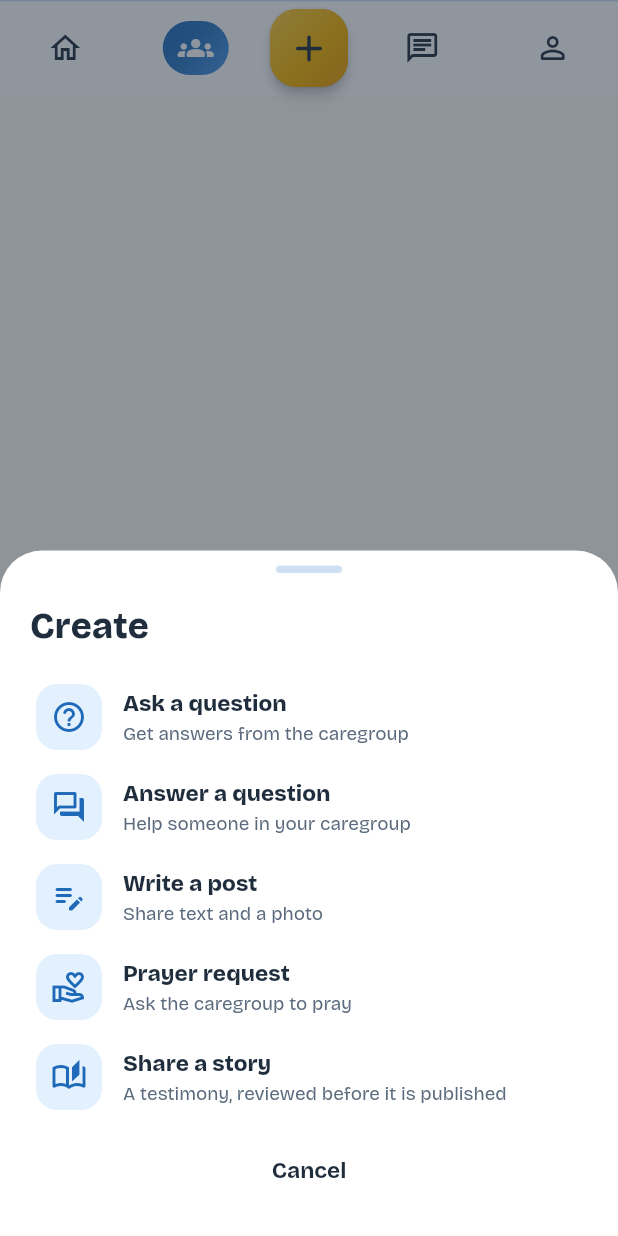
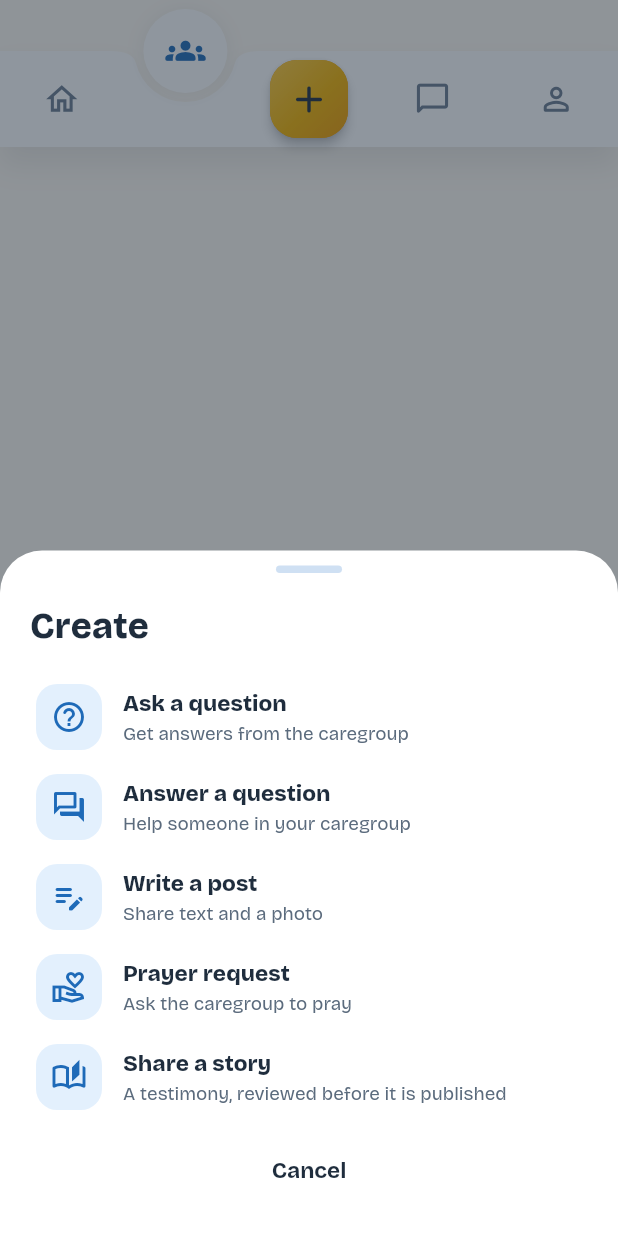
Before and after one commit to TwinPeta/FOCUS-Discipleship-App, a Flutter app: the AppBottomNav widget shown alone on an empty page, opened directly, after a tap on the "add" icon, on a phone screen of 412 x 824 dp. Run offline on Flutter 3.47's test engine with Material 3 defaults, Android fonts, the phone set to English and light mode, and no system bars; our stand-ins replace connectivity_plus, firebase_core, firebase_messaging, flutter_image_compress, flutter_local_notifications, flutter_riverpod and 9 more; missing offline and left inert: app_badge_plus; accounts and stored records are empty; network calls fail.

Commit message:
feat(mobile): notched bottom navigation with raised selected tab
Per nav/re-design.jpg and nav/nav_guide.md: the bar is one seamless white
surface (no top rule, a soft shadow instead) with a smooth circular notch
under the selected destination, which rises out of it as a white circle
with its filled icon in blue and its label below. Other destinations show
outline icons in the muted colour. Create stays the centred gold action.
The selected circle rises briefly on arrival (off with reduced motion).
Messages uses the chat-bubble outline/filled pair, matching the hub
header's chat icon.

Co-Authored-By: Claude Opus 5.5 <noreply@anthropic.com>

```diff
--- a/mobile/lib/core/widgets/app_bottom_nav.dart
+++ b/mobile/lib/core/widgets/app_bottom_nav.dart
@@ -9,7 +9,6 @@ import '../../features/create/presentation/create_menu_sheet.dart';
 import '../../features/messaging/presentation/providers/messaging_providers.dart';
 import '../theme/app_colors.dart';
 import '../theme/app_gradients.dart';
-import '../theme/app_radii.dart';
 import '../theme/app_text_styles.dart';
 import '../push/app_icon_badge.dart';
 import 'count_badge.dart';
@@ -18,7 +17,18 @@ import '../router/navigation.dart';
 /// The four top-level destinations.
 enum AppTab { home, communities, messages, profile }
 
-const _navHeight = 64.0;
+/// Height of the white bar (above the safe-area inset).
+const _barHeight = 64.0;
+
+/// The selected destination's raised white circle.
+const _circleSize = 56.0;
+
+/// Gap between the circle and the notch cut into the bar around it.
+const _notchGap = 6.0;
+
+/// Room above the bar for the half of the circle that rises out of it.
+const _rise = _circleSize / 2 + 6;
+
 const _createSize = 52.0;
 
 /// Largest text scale for tab labels inside the fixed-height bar.
@@ -28,10 +38,69 @@ const _maxLabelScale = 1.3;
 String? approvedCommunityId(Membership m) =>
     m.status == MembershipStatus.approved ? m.communityId : null;
 
-/// Bottom navigation on the top-level screens (roadmap A1.1):
-/// Home (General campus feed) | Communities (the hub, as in the design) |
-/// Messages | Profile, with a centre Create button
-/// that opens the Create menu. The label shows on the selected tab only.
+/// One destination of the bar.
+class _Dest {
+  const _Dest(
+    this.tab,
+    this.icon,
+    this.selectedIcon,
+    this.label,
+    this.tooltip, {
+    this.showLabel = true,
+  });
+
+  final AppTab tab;
+
+  /// Outline when not selected, filled when selected.
+  final IconData icon;
+  final IconData selectedIcon;
+  final String label;
+  final String tooltip;
+
+  /// When false the tab never shows its text, only the icon.
+  final bool showLabel;
+}
+
+const _destinations = [
+  _Dest(
+    AppTab.home,
+    Icons.home_outlined,
+    Icons.home_rounded,
+    'Home',
+    'Home: campus feed',
+  ),
+  _Dest(
+    AppTab.communities,
+    Icons.groups_outlined,
+    Icons.groups_rounded,
+    'Caregroups',
+    'Your caregroup',
+    // Icon only (product decision); screen readers still hear it.
+    showLabel: false,
+  ),
+  _Dest(
+    AppTab.messages,
+    Icons.chat_bubble_outline_rounded,
+    Icons.chat_bubble_rounded,
+    'Messages',
+    'Messages',
+  ),
+  _Dest(
+    AppTab.profile,
+    Icons.person_outline_rounded,
+    Icons.person_rounded,
+    'Profile',
+    'My profile',
+  ),
+];
+
+/// Bottom navigation on the top-level screens (`nav/re-design.jpg`,
+/// `nav/nav_guide.md`): Home | Caregroups | Create | Messages | Profile in
+/// five equal columns. The bar is one seamless white surface (no top
+/// rule); the selected destination rises out of it as a white circle with
+/// a filled blue icon, sitting in a smooth notch cut into the bar, with its
+/// label below. Other destinations show outline icons. The centre Create
+/// button is an action (opens the Create menu), never the selected tab.
 /// Uses `go`, so switching tabs never grows the back stack.
 class AppBottomNav extends ConsumerWidget {
   const AppBottomNav({
@@ -67,103 +136,142 @@ class AppBottomNav extends ConsumerWidget {
       });
     }
 
-    Widget tab(
-      AppTab t,
-      IconData icon,
-      IconData selectedIcon,
-      String label,
-      String tooltip, {
-      bool showLabel = true,
-      int badge = 0,
-    }) => Expanded(
-      child: _NavTab(
-        icon: icon,
-        selectedIcon: selectedIcon,
-        label: label,
-        tooltip: tooltip,
-        showLabel: showLabel,
-        badge: badge,
-        selected: t == current,
-        onTap: () => select(t),
-      ),
-    );
     final unreadMessages = ref.watch(unreadMessageCountProvider);
     // The phone's home-screen icon shows the same total (like WhatsApp).
     // Skipped when the number has not changed.
     updateAppIconBadge(unreadMessages);
+    int badgeOf(AppTab t) => t == AppTab.messages ? unreadMessages : 0;
 
-    return DecoratedBox(
-      decoration: BoxDecoration(
+    // Column of each destination: the Create action takes the middle one.
+    int slotOf(AppTab t) => switch (t) {
+      AppTab.home => 0,
+      AppTab.communities => 1,
+      AppTab.messages => 3,
+      AppTab.profile => 4,
+    };
+    final selected = _destinations.firstWhere((d) => d.tab == current);
+    final bottomInset = MediaQuery.paddingOf(context).bottom;
+    final reduceMotion = MediaQuery.disableAnimationsOf(context);
+
+    return SizedBox(
+      height: _rise + _barHeight + bottomInset,
+      child: LayoutBuilder(
+        builder: (context, constraints) {
+          final slotWidth = constraints.maxWidth / 5;
+          final centerX = slotWidth * (slotOf(current) + 0.5);
+          Widget slot(_Dest d) => Expanded(
+            child: _NavTab(
+              dest: d,
+              selected: d.tab == current,
+              badge: badgeOf(d.tab),
+              onTap: () => select(d.tab),
+            ),
+          );
+          return Stack(
+            clipBehavior: Clip.none,
+            children: [
+              // The bar: one white surface, notched under the selected tab.
+              Positioned.fill(
+                top: _rise,
+                child: CustomPaint(
+                  painter: _NotchedBarPainter(
+                    notchCenterX: centerX,
                     color: AppColors.white,
-        border: Border(top: BorderSide(color: AppColors.inputBorder)),
+                    shadow: AppColors.ink.withValues(alpha: 0.16),
                   ),
-      child: SafeArea(
-        top: false,
-        child: SizedBox(
-          height: _navHeight,
+                ),
+              ),
+              Positioned(
+                top: _rise,
+                left: 0,
+                right: 0,
+                height: _barHeight,
                 child: Row(
                   children: [
-              tab(
-                AppTab.home,
-                Icons.home_outlined,
-                Icons.home_rounded,
-                'Home',
-                'Home: campus feed',
-              ),
-              tab(
-                AppTab.communities,
-                Icons.groups_outlined,
-                Icons.groups_rounded,
-                'Caregroups',
-                'Your caregroup',
-                // Icon only (product decision); screen readers still hear it.
-                showLabel: false,
-              ),
-              const _CreateButton(),
-              tab(
-                AppTab.messages,
-                Icons.chat_outlined,
-                Icons.chat_rounded,
-                'Messages',
-                'Messages',
-                badge: unreadMessages,
-              ),
-              tab(
-                AppTab.profile,
-                Icons.person_outline_rounded,
-                Icons.person_rounded,
-                'Profile',
-                'My profile',
-              ),
+                    slot(_destinations[0]),
+                    slot(_destinations[1]),
+                    const Expanded(child: Center(child: _CreateButton())),
+                    slot(_destinations[2]),
+                    slot(_destinations[3]),
                   ],
                 ),
               ),
+              // The selected destination's raised circle.
+              Positioned(
+                left: centerX - _circleSize / 2,
+                top: _rise - _circleSize / 2,
+                child: TweenAnimationBuilder<double>(
+                  tween: Tween(begin: reduceMotion ? 1 : 0, end: 1),
+                  duration: reduceMotion
+                      ? Duration.zero
+                      : const Duration(milliseconds: 280),
+                  curve: Curves.easeOutBack,
+                  builder: (context, t, child) => Transform.translate(
+                    offset: Offset(0, (1 - t) * 14),
+                    child: child,
+                  ),
+                  child: _RaisedCircle(
+                    dest: selected,
+                    badge: badgeOf(selected.tab),
+                    onTap: () => select(selected.tab),
+                  ),
+                ),
+              ),
+            ],
+          );
+        },
       ),
     );
   }
 }
 
+/// The white bar with a smooth circular notch around the raised circle,
+/// and a soft shadow along its top edge instead of a separating line.
+class _NotchedBarPainter extends CustomPainter {
+  const _NotchedBarPainter({
+    required this.notchCenterX,
+    required this.color,
+    required this.shadow,
+  });
+
+  final double notchCenterX;
+  final Color color;
+  final Color shadow;
+
+  @override
+  void paint(Canvas canvas, Size size) {
+    final path = const CircularNotchedRectangle().getOuterPath(
+      Offset.zero & size,
+      Rect.fromCircle(
+        center: Offset(notchCenterX, 0),
+        radius: _circleSize / 2 + _notchGap,
+      ),
+    );
+    canvas
+      ..drawShadow(path, shadow, 6, false)
+      ..drawPath(path, Paint()..color = color);
+  }
+
+  @override
+  bool shouldRepaint(_NotchedBarPainter old) =>
+      old.notchCenterX != notchCenterX ||
+      old.color != color ||
+      old.shadow != shadow;
+}
+
+/// A destination's place in the bar. Not selected: its outline icon.
+/// Selected: the raised circle sits above, and the label shows here.
 class _NavTab extends StatelessWidget {
   const _NavTab({
-    required this.icon,
-    required this.selectedIcon,
-    required this.label,
-    required this.tooltip,
+    required this.dest,
     required this.selected,
     required this.onTap,
-    this.showLabel = true,
     this.badge = 0,
   });
 
-  final IconData icon;
-  final IconData selectedIcon;
-  final String label;
-  final String tooltip;
+  final _Dest dest;
   final bool selected;
   final VoidCallback onTap;
-
-  /// When false the tab never shows its text, only the icon.
-  final bool showLabel;
 
   /// Unread count shown on the icon (0: none).
   final int badge;
@@ -173,62 +281,117 @@ class _NavTab extends StatelessWidget {
     return Semantics(
       button: true,
       selected: selected,
-      label: badge > 0 ? '$label, $badge unread' : label,
+      label: badge > 0 ? '${dest.label}, $badge unread' : dest.label,
       excludeSemantics: true,
       child: Tooltip(
-        message: tooltip,
+        message: dest.tooltip,
         child: InkWell(
           onTap: onTap,
-          child: Center(
-            child: AnimatedContainer(
-              duration: const Duration(milliseconds: 180),
-              padding: EdgeInsets.symmetric(
-                horizontal: selected ? 10 : 8,
-                vertical: 6,
-              ),
-              decoration: BoxDecoration(
-                color: selected ? null : Colors.transparent,
-                gradient: AppGradients.selected(selected),
-                borderRadius: BorderRadius.circular(AppRadii.pill),
-              ),
-              child: Column(
-                mainAxisSize: MainAxisSize.min,
-                children: [
-                  Stack(
-                    clipBehavior: Clip.none,
-                    children: [
-                      Icon(
-                        selected ? selectedIcon : icon,
-                        color: selected ? AppColors.onPrimary : AppColors.ink,
-                      ),
-                      if (badge > 0)
-                        Positioned(
-                          top: -8,
-                          right: -12,
-                          child: CountBadge(count: badge),
-                        ),
-                    ],
-                  ),
-                  if (selected && showLabel)
-                    Text(
-                      label,
+          customBorder: const CircleBorder(),
+          child: SizedBox.expand(
+            child: selected
+                ? Align(
+                    alignment: Alignment.bottomCenter,
+                    child: Padding(
+                      padding: const EdgeInsets.only(bottom: 10),
+                      child: dest.showLabel
+                          ? Text(
+                              dest.label,
                               maxLines: 1,
                               overflow: TextOverflow.ellipsis,
-                      // The bar has a fixed height; cap the label's growth
-                      // (screen readers still read it; icons carry meaning).
-                      textScaler: MediaQuery.textScalerOf(context)
-                          .clamp(maxScaleFactor: _maxLabelScale),
+                              // The bar has a fixed height; cap the label's
+                              // growth (screen readers still read it).
+                              textScaler: MediaQuery.textScalerOf(
+                                context,
+                              ).clamp(maxScaleFactor: _maxLabelScale),
                               style: AppTextStyles.chip.copyWith(
                                 fontSize: 11,
-                        color: AppColors.onPrimary,
+                                fontWeight: FontWeight.w800,
+                                color: AppColors.primary,
                               ),
+                            )
+                          : const SizedBox.shrink(),
                     ),
-                ],
+                  )
+                : Center(
+                    child: _IconWithBadge(
+                      icon: dest.icon,
+                      color: AppColors.muted,
+                      badge: badge,
                     ),
                   ),
           ),
         ),
       ),
+    );
+  }
+}
+
+/// The selected destination: a white circle with its filled icon in blue.
+class _RaisedCircle extends StatelessWidget {
+  const _RaisedCircle({required this.dest, required this.onTap, this.badge = 0});
+
+  final _Dest dest;
+  final VoidCallback onTap;
+  final int badge;
+
+  @override
+  Widget build(BuildContext context) {
+    // The tab below already announces it (selected) to screen readers.
+    return ExcludeSemantics(
+      child: GestureDetector(
+        onTap: onTap,
+        child: Container(
+          width: _circleSize,
+          height: _circleSize,
+          decoration: BoxDecoration(
+            color: AppColors.white,
+            shape: BoxShape.circle,
+            boxShadow: [
+              BoxShadow(
+                // Soft, close glow: a strong offset shadow shows as a grey
+                // crescent in the notch gap.
+                color: AppColors.ink.withValues(alpha: 0.08),
+                blurRadius: 10,
+                offset: const Offset(0, 1),
+              ),
+            ],
+          ),
+          alignment: Alignment.center,
+          child: _IconWithBadge(
+            icon: dest.selectedIcon,
+            color: AppColors.primary,
+            size: 27,
+            badge: badge,
+          ),
+        ),
+      ),
+    );
+  }
+}
+
+class _IconWithBadge extends StatelessWidget {
+  const _IconWithBadge({
+    required this.icon,
+    required this.color,
+    this.size = 25,
+    this.badge = 0,
+  });
+
+  final IconData icon;
+  final Color color;
+  final double size;
+  final int badge;
+
+  @override
+  Widget build(BuildContext context) {
+    return Stack(
+      clipBehavior: Clip.none,
+      children: [
+        Icon(icon, color: color, size: size),
+        if (badge > 0)
+          Positioned(top: -8, right: -12, child: CountBadge(count: badge)),
+      ],
     );
   }
 }
@@ -239,9 +402,7 @@ class _CreateButton extends StatelessWidget {
 
   @override
   Widget build(BuildContext context) {
-    return Padding(
-      padding: const EdgeInsets.symmetric(horizontal: 6),
-      child: Semantics(
+    return Semantics(
       button: true,
       label: 'Create',
       excludeSemantics: true,
@@ -267,12 +428,7 @@ class _CreateButton extends StatelessWidget {
               child: SizedBox(
                 width: _createSize,
                 height: _createSize,
-                  child: Icon(
-                    Icons.add_rounded,
-                    size: 30,
-                    color: AppColors.ink,
-                  ),
-                ),
+                child: Icon(Icons.add_rounded, size: 30, color: AppColors.ink),
               ),
             ),
           ),
--- a/mobile/lib/features/community/presentation/widgets/hub_header.dart
+++ b/mobile/lib/features/community/presentation/widgets/hub_header.dart
@@ -95,7 +95,7 @@ class _ChatsButton extends ConsumerWidget {
   Widget build(BuildContext context, WidgetRef ref) {
     final unread = ref.watch(unreadMessageCountProvider);
     return _HeaderIconButton(
-      icon: Icons.chat_outlined,
+      icon: Icons.chat_bubble_outline_rounded,
       label: unread == 0 ? 'Messages' : 'Messages, $unread unread',
       count: unread,
       onTap: () => context.go('/messages'),
```
Also changed, not shown: 2 other files. Lines whose indentation alone changed are shown as unchanged.
